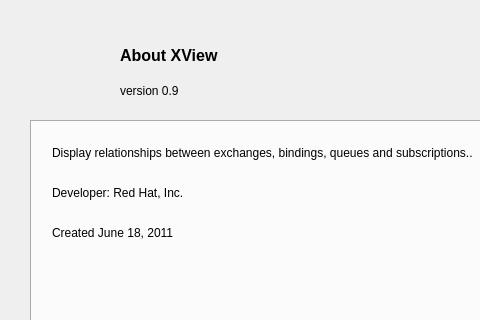
ErnieAllen/XView, file dialogabout.ui: the form before one commit; both pictures show x 0 to 480 and y 0 to 320 of the 619 by 507 pixel window.
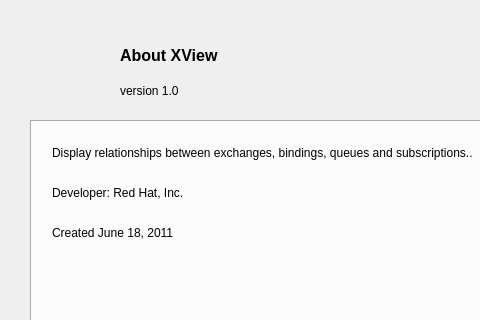
The form after the commit. Icons and pictures are not drawn.

Commit message: Bumped version to 1.0 Removed the custom background image stamp for each section.

What changed in the file:
```diff
--- a/dialogabout.ui
+++ b/dialogabout.ui
@@ -81,7 +81,7 @@
     </rect>
    </property>
    <property name="text">
-    <string>version 0.9</string>
+    <string>version 1.0</string>
    </property>
   </widget>
   <widget class="QTabWidget" name="tabWidget">
```
The commit also changes 7 other files.
